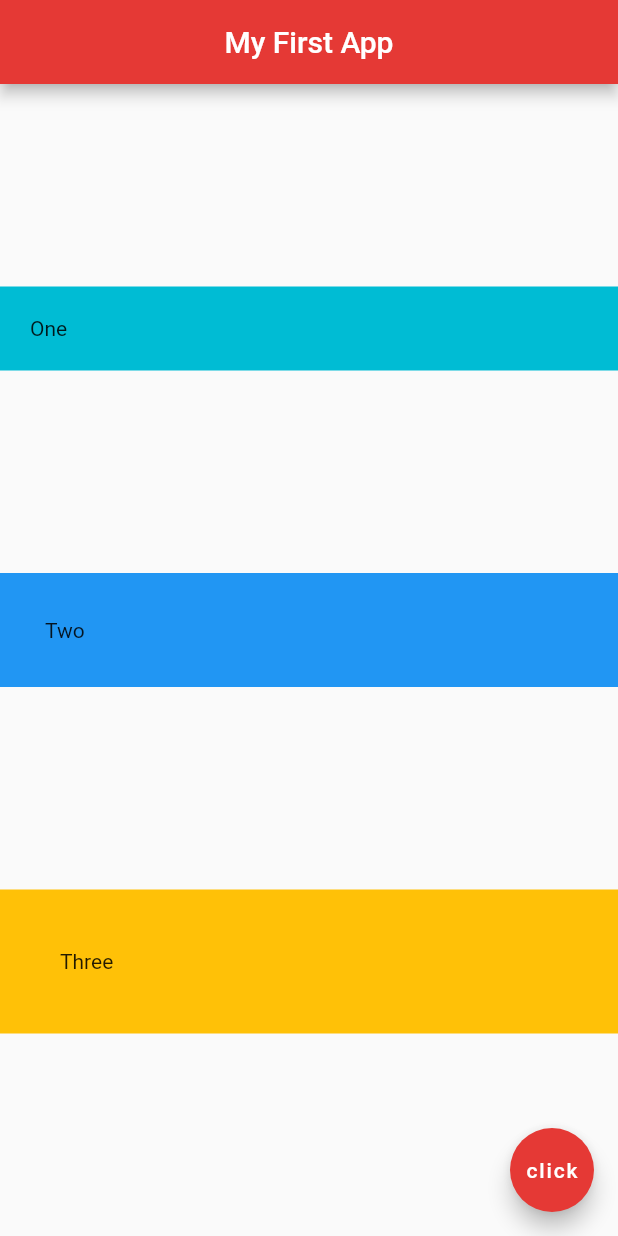
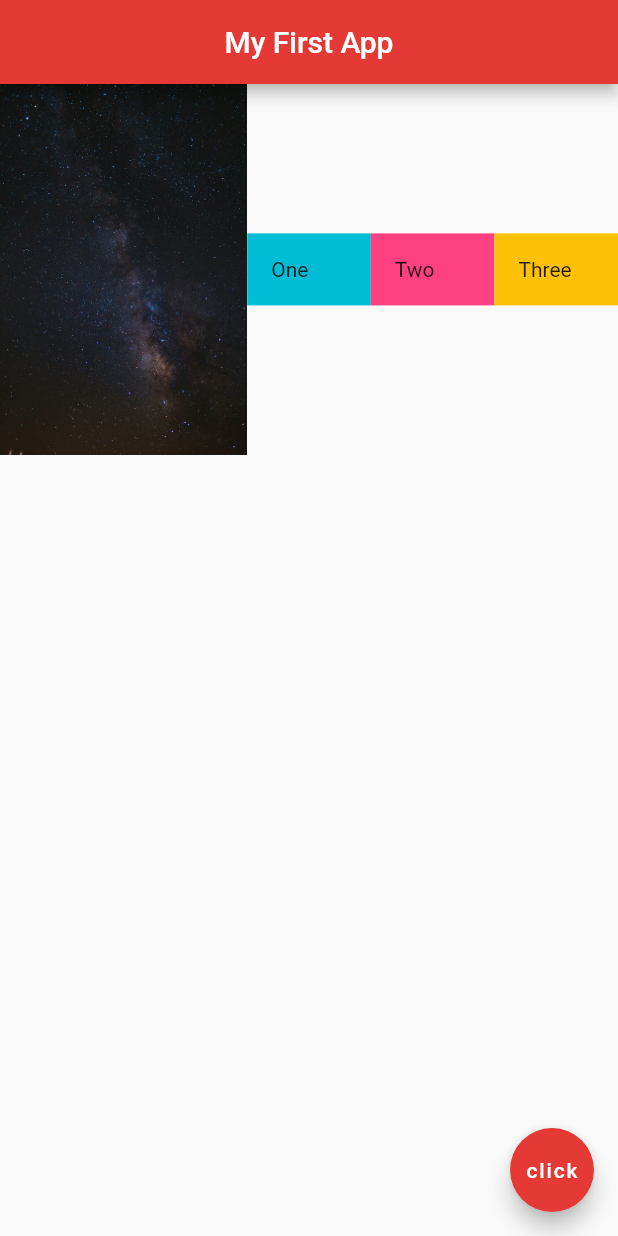
Before and after one commit to edewajosh/flutter-tuts, a Flutter app: the screen it shows after launch, on a phone screen of 412 x 824 dp. Run offline on Flutter 3.47's test engine with Material 2 defaults, Android fonts, the phone set to English and light mode, and no system bars.

Commit message:
Expanded widget and flex property

```diff
--- a/lib/main.dart
+++ b/lib/main.dart
@@ -16,24 +16,36 @@ class Home extends StatelessWidget {
         centerTitle: true,
         backgroundColor: Colors.red[600],
       ),
-      body: Column(
-        mainAxisAlignment: MainAxisAlignment.spaceEvenly,
-        crossAxisAlignment: CrossAxisAlignment.stretch,
+      body: Row(
+
         children: <Widget>[
-          Container(
-            padding: EdgeInsets.all(20.0),
-            color: Colors.cyan,
-            child: Text('One'),
+          Expanded(
+              child: Image.asset('assets/space-2.jpg'),
+            flex: 2,
           ),
-          Container(
-            padding: EdgeInsets.all(30.0),
-            color: Colors.blue,
-            child: Text('Two'),
+          Expanded(
+            flex: 1,
+            child: Container(
+              padding: EdgeInsets.all(16.0),
+              color: Colors.cyan,
+              child: Text('One'),
+            ),
           ),
-          Container(
-            padding: EdgeInsets.all(40.0),
-            color: Colors.amber,
-            child: Text('Three'),
+          Expanded(
+            flex: 1,
+            child: Container(
+              padding: EdgeInsets.all(16.0),
+              color: Colors.pinkAccent,
+              child: Text('Two'),
+            ),
+          ),
+          Expanded(
+            flex: 1,
+            child: Container(
+              padding: EdgeInsets.all(16.0),
+              color: Colors.amber,
+              child: Text('Three'),
+            ),
           ),
         ],
       ),
```
